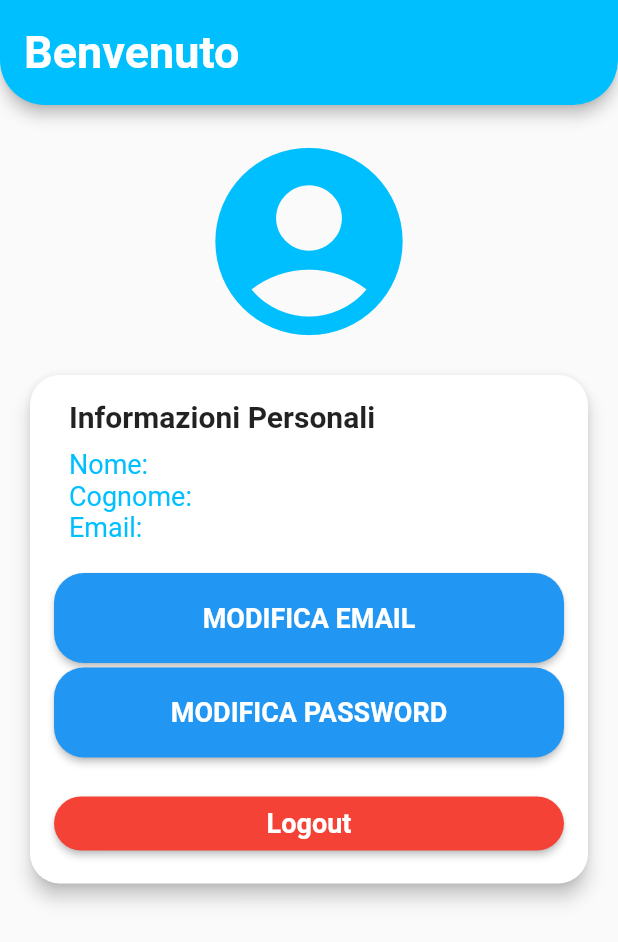
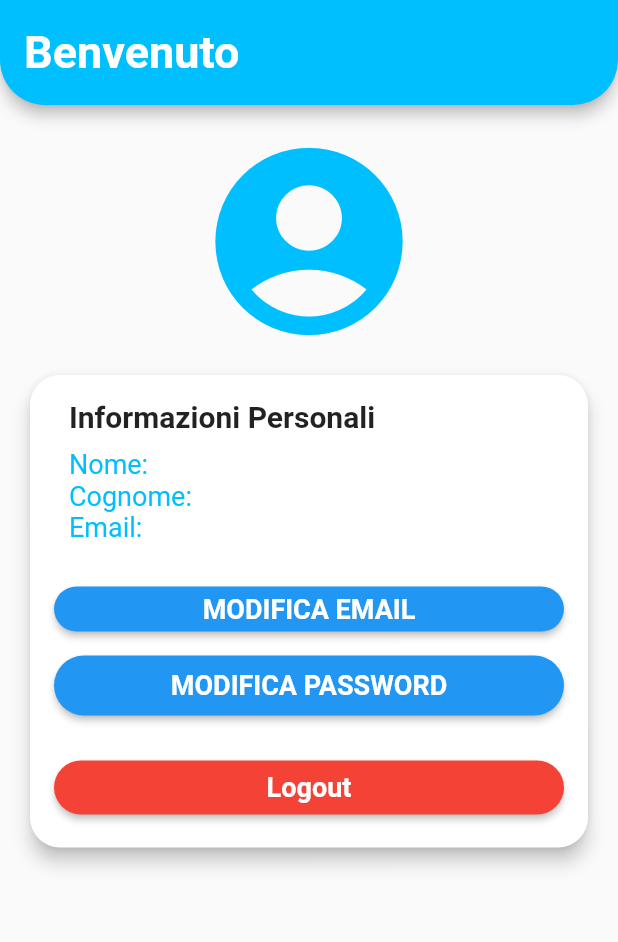
Before and after one commit to DavideTicchiarelli/easy_move_flutter, a Flutter app: the Profilo screen opened directly, on a phone screen of 412 x 824 dp. Shown: the top 942 px of the screen. Run offline on Flutter 3.47's test engine with Material 2 defaults, Android fonts, the phone set to English and light mode, and no system bars; our stand-ins replace cloud_firestore, firebase_auth, firebase_core, firebase_storage, fluttertoast, google_maps_flutter and 1 more; accounts and stored records are empty.

Commit message:
modifiche bottoni di modifica email e password

```diff
--- a/lib/Views/Profilo.dart
+++ b/lib/Views/Profilo.dart
@@ -99,7 +99,7 @@ class Profilo extends StatelessWidget {
                                 shape: RoundedRectangleBorder(
                                   borderRadius: BorderRadius.circular(20.0),
                                 ),
-                                minimumSize: Size(double.infinity, 60), // Imposta l'altezza uguale a quella del Logout
+                                minimumSize: Size(double.infinity, 30), // Imposta l'altezza uguale a quella del Logout
                               ),
                               child: const Text(
                                 "MODIFICA EMAIL",
@@ -120,7 +120,7 @@ class Profilo extends StatelessWidget {
                                 shape: RoundedRectangleBorder(
                                   borderRadius: BorderRadius.circular(20.0),
                                 ),
-                                minimumSize: Size(double.infinity, 60), // Imposta l'altezza uguale a quella del Logout
+                                minimumSize: Size(double.infinity, 40), // Imposta l'altezza uguale a quella del Logout
                               ),
                               child: const Text(
                                 "MODIFICA PASSWORD",
```
